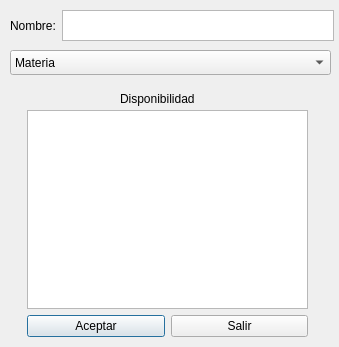
Above: newProfessordialog.ui from Santiago-Pinto/colorcraft before the change. Below: the same form after it.
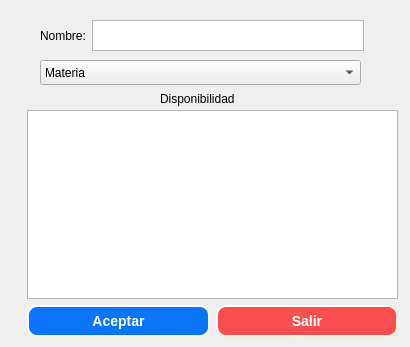
That is the form after the change.

Commit message: Added styles for buttons

The edit to the form file:
```diff
--- a/newProfessordialog.ui
+++ b/newProfessordialog.ui
@@ -6,7 +6,7 @@
    <rect>
     <x>0</x>
     <y>0</y>
-    <width>339</width>
+    <width>410</width>
     <height>347</height>
    </rect>
   </property>
@@ -16,7 +16,7 @@
   <widget class="QLabel" name="lblAvailability">
    <property name="geometry">
     <rect>
-     <x>120</x>
+     <x>160</x>
      <y>90</y>
      <width>111</width>
      <height>17</height>
@@ -31,7 +31,7 @@
     <rect>
      <x>27</x>
      <y>110</y>
-     <width>281</width>
+     <width>371</width>
      <height>227</height>
     </rect>
    </property>
@@ -47,6 +47,17 @@
      <layout class="QHBoxLayout" name="horizontalLayout_2">
       <item>
        <widget class="QPushButton" name="btnAccept">
+        <property name="styleSheet">
+         <string notr="true">background-color: rgb(11, 117, 250);
+border-style: outset;
+border-width: 2px;
+border-radius: 10px;
+border-color: beige;
+font: bold 14px;
+color: white;
+min-width: 10em;
+padding: 6px;</string>
+        </property>
         <property name="text">
          <string>Aceptar</string>
         </property>
@@ -54,6 +65,17 @@
       </item>
       <item>
        <widget class="QPushButton" name="btnExit">
+        <property name="styleSheet">
+         <string notr="true">background-color: rgb(250, 78, 78);
+border-style: outset;
+border-width: 2px;
+border-radius: 10px;
+border-color: beige;
+font: bold 14px;
+color: white;
+min-width: 10em;
+padding: 6px;</string>
+        </property>
         <property name="text">
          <string>Salir</string>
         </property>
@@ -66,8 +88,8 @@
   <widget class="QWidget" name="layoutWidget">
    <property name="geometry">
     <rect>
-     <x>10</x>
-     <y>10</y>
+     <x>40</x>
+     <y>20</y>
      <width>324</width>
      <height>31</height>
     </rect>
@@ -88,8 +110,8 @@
   <widget class="QComboBox" name="cmbSubject">
    <property name="geometry">
     <rect>
-     <x>10</x>
-     <y>50</y>
+     <x>40</x>
+     <y>60</y>
      <width>321</width>
      <height>25</height>
     </rect>
```
The commit also changes 20 other files.
